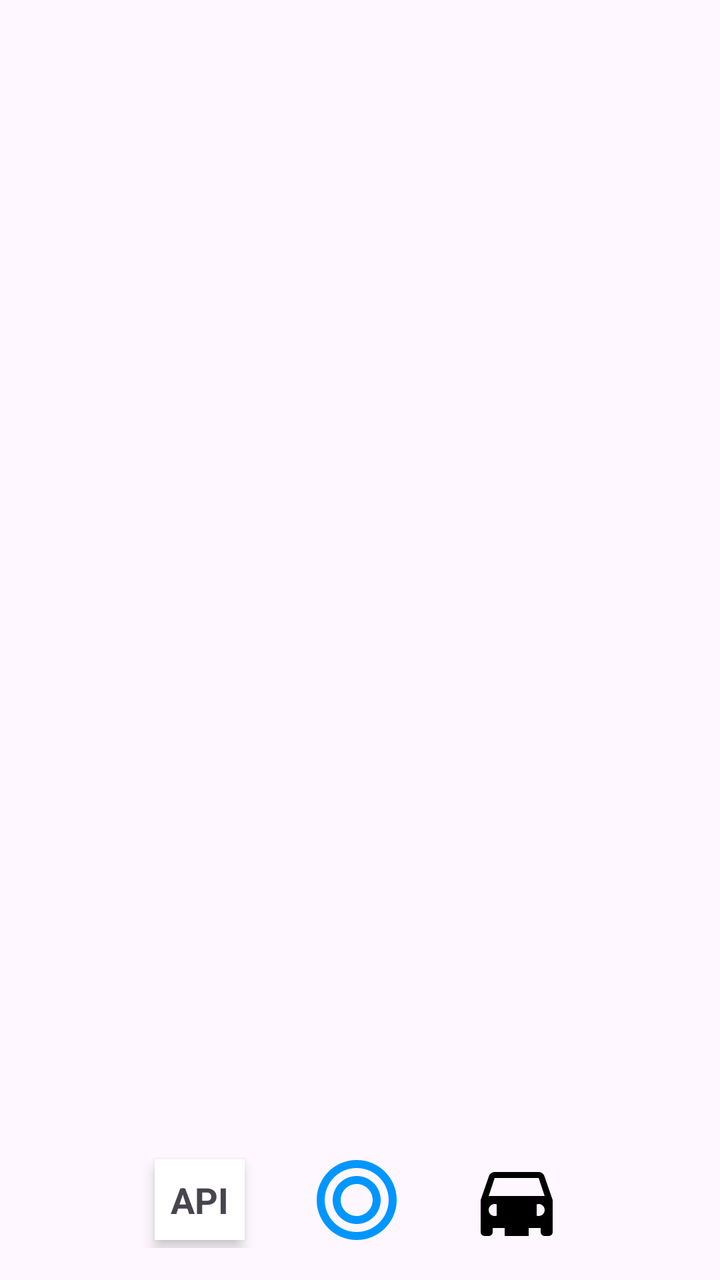
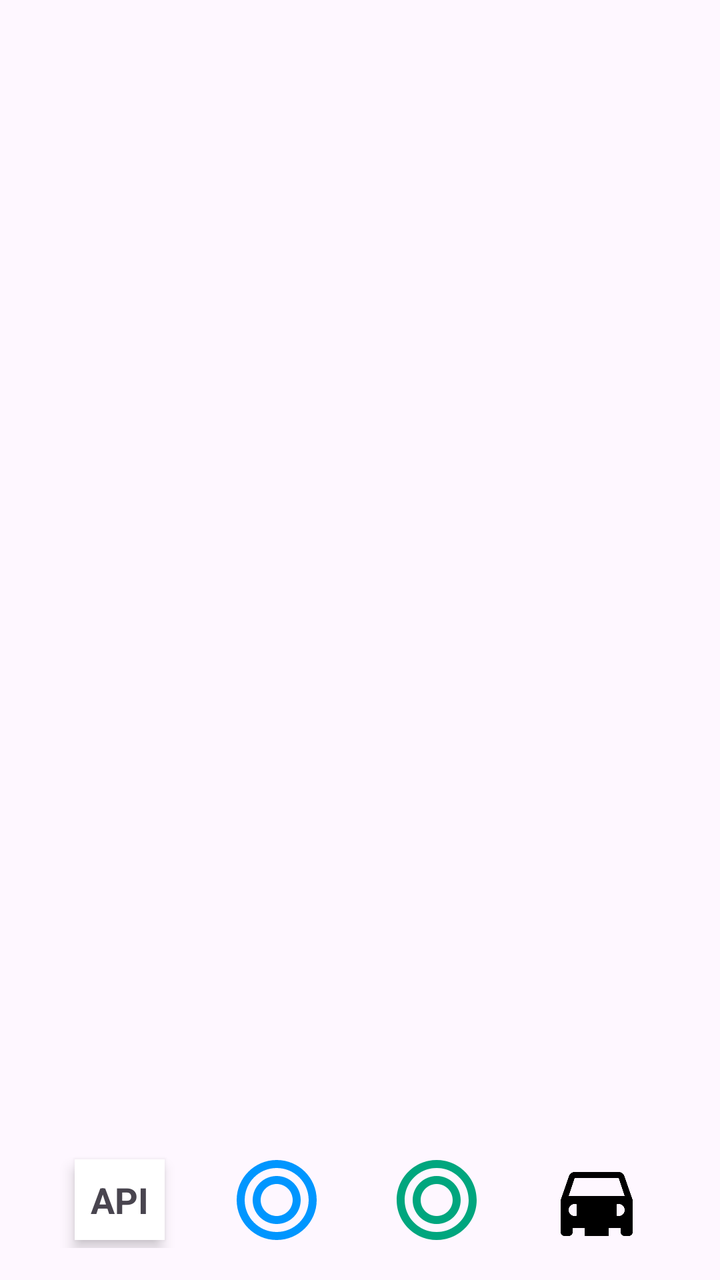

The first picture is an Android layout as it rendered before a commit; the second is the same layout after the commit. The layout source and the unified diff follow.
<!-- AndroidManifest.xml: application theme Theme.App_market_researcher -->
<!-- res/layout/activity_main.xml -->
<LinearLayout xmlns:android="http://schemas.android.com/apk/res/android"
    xmlns:tools="http://schemas.android.com/tools"
    android:layout_width="match_parent"
    android:layout_height="match_parent"
    android:orientation="vertical"
    tools:context=".MainActivity">

    <FrameLayout
        android:id="@+id/fragmentContainer"
        android:layout_width="match_parent"
        android:layout_height="0dp"
        android:layout_weight="1" />

    <LinearLayout
        android:id="@+id/bottomNavigation"
        android:layout_width="match_parent"
        android:layout_height="wrap_content"
        android:orientation="horizontal"
        android:gravity="center"
        android:padding="16dp">

        <LinearLayout
            android:id="@+id/apiOption"
            android:layout_width="wrap_content"
            android:layout_height="wrap_content"
            android:orientation="vertical"
            android:gravity="center"
            android:layout_marginEnd="32dp"
            android:background="@android:color/white"
            android:elevation="4dp"
            android:padding="8dp">

            <TextView
                android:layout_width="wrap_content"
                android:layout_height="wrap_content"
                android:text="API"
                android:textStyle="bold"
                android:textSize="18sp" />
        </LinearLayout>

        <ImageView
            android:id="@+id/chatGptOption"
            android:layout_width="48dp"
            android:layout_height="48dp"
            android:src="@drawable/chatgpt_logo"
            android:layout_marginEnd="32dp" />

        <ImageView
            android:id="@+id/vehicleOption"
            android:layout_width="48dp"
            android:layout_height="48dp"
            android:src="@drawable/vehicle_icon" />
    </LinearLayout>
</LinearLayout>
<!-- resources referenced by this layout -->
<resources>
  <!-- drawable chatgpt_logo (drawable) -->
  <vector xmlns:android="http://schemas.android.com/apk/res/android"
      android:width="24dp"
      android:height="24dp"
      android:viewportWidth="24"
      android:viewportHeight="24">
      <path
          android:fillColor="#0096FF"
          android:pathData="M12,2C6.48,2 2,6.48 2,12s4.48,10 10,10s10,-4.48 10,-10S17.52,2 12,2zM12,20c-4.41,0 -8,-3.59 -8,-8s3.59,-8 8,-8s8,3.59 8,8S16.41,20 12,20zM12,6c-3.31,0 -6,2.69 -6,6s2.69,6 6,6s6,-2.69 6,-6S15.31,6 12,6zM12,16c-2.21,0 -4,-1.79 -4,-4s1.79,-4 4,-4s4,1.79 4,4S14.21,16 12,16z"/>
  </vector>
  <!-- drawable vehicle_icon (drawable) -->
  <vector xmlns:android="http://schemas.android.com/apk/res/android"
      android:width="24dp"
      android:height="24dp"
      android:viewportWidth="24"
      android:viewportHeight="24">
      <path
          android:fillColor="#000000"
          android:pathData="M18.92,6.01C18.72,5.42 18.16,5 17.5,5h-11c-0.66,0 -1.21,0.42 -1.42,1.01L3,12v8c0,0.55 0.45,1 1,1h1c0.55,0 1,-0.45 1,-1v-1h12v1c0,0.55 0.45,1 1,1h1c0.55,0 1,-0.45 1,-1v-8l-2.08,-5.99zM6.5,16c-0.83,0 -1.5,-0.67 -1.5,-1.5S5.67,13 6.5,13s1.5,0.67 1.5,1.5S7.33,16 6.5,16zM17.5,16c-0.83,0 -1.5,-0.67 -1.5,-1.5s0.67,-1.5 1.5,-1.5 1.5,0.67 1.5,1.5 -0.67,1.5 -1.5,1.5zM5,11l1.5,-4.5h11L19,11L5,11z"/>
      <path
          android:fillColor="#000000"
          android:pathData="M7,19h2v2h6v-2h2v-8H7z"/>
  </vector>
  <style name="Theme.App_market_researcher" parent="Base.Theme.App_market_researcher" />
  <style name="Base.Theme.App_market_researcher" parent="Theme.Material3.DayNight.NoActionBar">
          
          
      </style>
</resources>

<!-- the commit's change to res/layout/activity_main.xml (unified diff, before → after) -->
@@ -46,6 +46,13 @@
             android:layout_marginEnd="32dp" />
 
         <ImageView
+            android:id="@+id/chatGpt"
+            android:layout_width="48dp"
+            android:layout_height="48dp"
+            android:src="@drawable/chatgpt_logo_green"
+            android:layout_marginEnd="32dp" />
+
+        <ImageView
             android:id="@+id/vehicleOption"
             android:layout_width="48dp"
             android:layout_height="48dp"
<!-- resource entries referenced after the edit -->
@@ -8,6 +8,16 @@
       android:viewportHeight="24">
       <path
           android:fillColor="#0096FF"
+          android:pathData="M12,2C6.48,2 2,6.48 2,12s4.48,10 10,10s10,-4.48 10,-10S17.52,2 12,2zM12,20c-4.41,0 -8,-3.59 -8,-8s3.59,-8 8,-8s8,3.59 8,8S16.41,20 12,20zM12,6c-3.31,0 -6,2.69 -6,6s2.69,6 6,6s6,-2.69 6,-6S15.31,6 12,6zM12,16c-2.21,0 -4,-1.79 -4,-4s1.79,-4 4,-4s4,1.79 4,4S14.21,16 12,16z"/>
+  </vector>
+  <!-- drawable chatgpt_logo_green (drawable) -->
+  <vector xmlns:android="http://schemas.android.com/apk/res/android"
+      android:width="24dp"
+      android:height="24dp"
+      android:viewportWidth="24"
+      android:viewportHeight="24">
+      <path
+          android:fillColor="#00A67E"
           android:pathData="M12,2C6.48,2 2,6.48 2,12s4.48,10 10,10s10,-4.48 10,-10S17.52,2 12,2zM12,20c-4.41,0 -8,-3.59 -8,-8s3.59,-8 8,-8s8,3.59 8,8S16.41,20 12,20zM12,6c-3.31,0 -6,2.69 -6,6s2.69,6 6,6s6,-2.69 6,-6S15.31,6 12,6zM12,16c-2.21,0 -4,-1.79 -4,-4s1.79,-4 4,-4s4,1.79 4,4S14.21,16 12,16z"/>
   </vector>
   <!-- drawable vehicle_icon (drawable) -->
